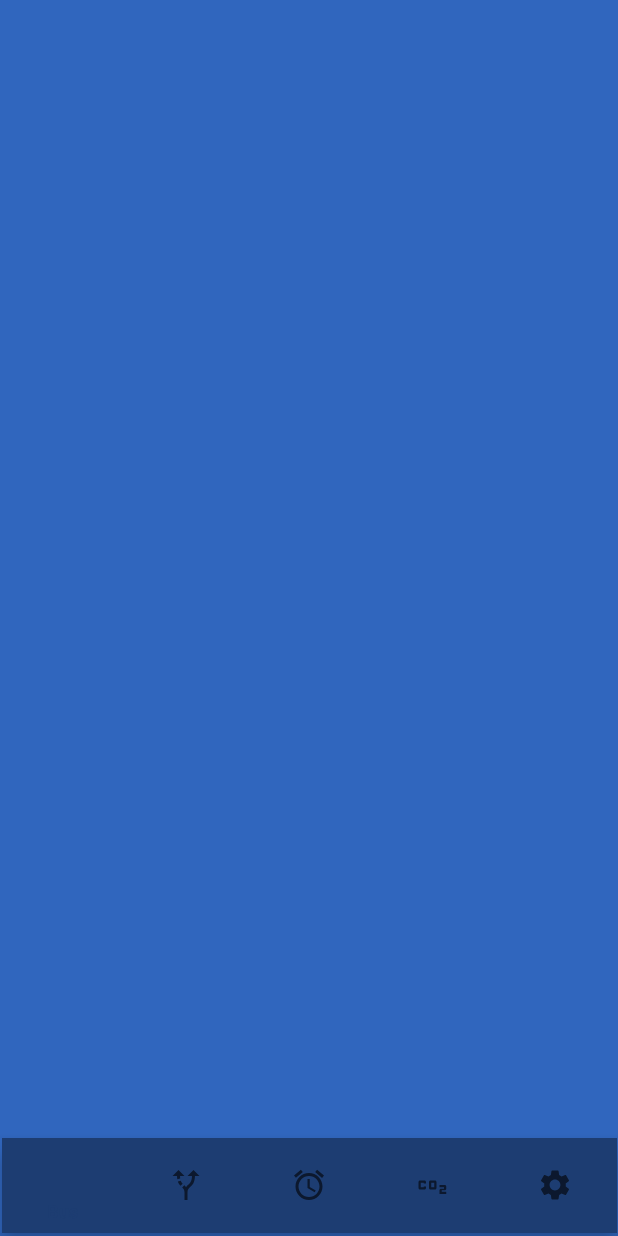
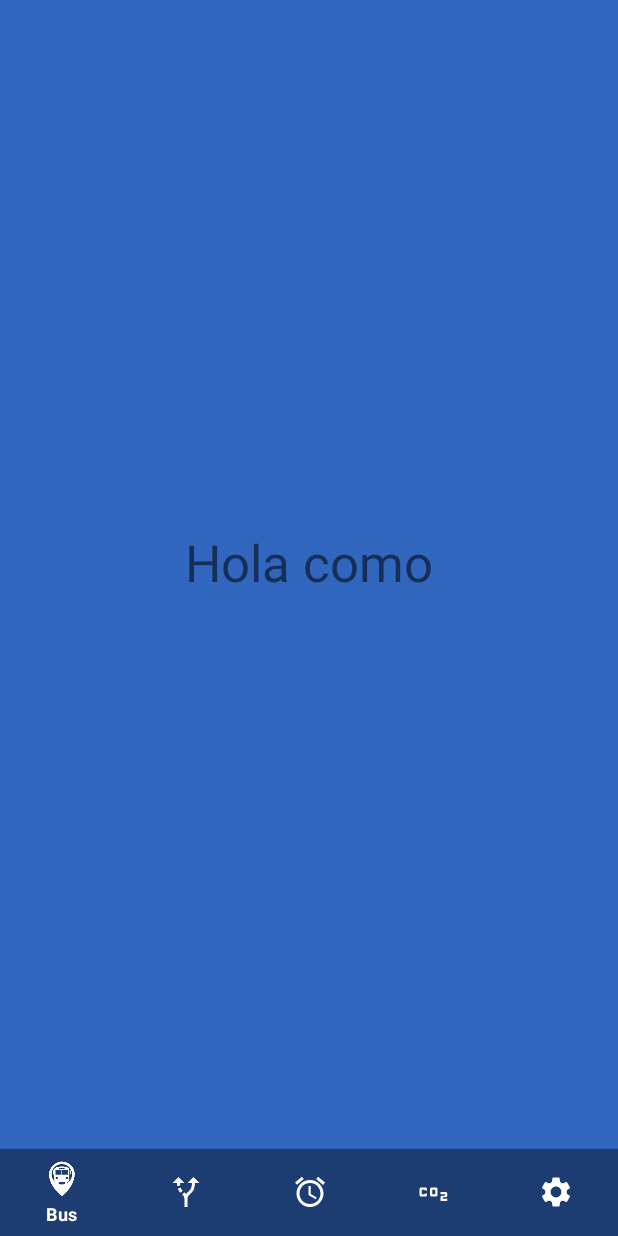
Before and after one commit to ddl29/ElectroBus, an Android app: the HomeActivity screen opened directly, with no data from a screen before it, on a phone screen of 412 x 824 dp. Run offline under Robolectric (Android 15) with nearby library versions, the light colour scheme and no system bars; our stand-ins replace Firebase (no records; nobody signed in at launch, a user with empty details on screens opened directly), navigation-ui.

Commit message:
Navigation now works

```diff
--- a/app/src/main/java/com/example/electrobus/AuthActivity.kt
+++ b/app/src/main/java/com/example/electrobus/AuthActivity.kt
@@ -71,10 +71,7 @@ class AuthActivity : AppCompatActivity() {
     }
 
     private fun showHome(email: String, provider: ProviderType){
-        val homeIntent = Intent(this, HomeActivity::class.java).apply {
-            putExtra("email", email)
-            putExtra("provider", provider.name)
-        }
+        val homeIntent = Intent(this, HomeActivity::class.java)
         startActivity(homeIntent)
     }
 }
--- /dev/null
+++ b/app/src/main/java/com/example/electrobus/HomeActivity.kt
@@ -0,0 +1,39 @@
+package com.example.electrobus
+
+import androidx.appcompat.app.AppCompatActivity
+import android.os.Bundle
+import androidx.navigation.Navigation
+import androidx.navigation.fragment.NavHostFragment
+import androidx.navigation.ui.NavigationUI.setupWithNavController
+import com.example.electrobus.databinding.ActivityHomeBinding
+import com.google.firebase.auth.FirebaseAuth
+
+enum class ProviderType{
+    BASIC
+}
+
+class HomeActivity : AppCompatActivity() {
+    lateinit var binding: ActivityHomeBinding
+    override fun onCreate(savedInstanceState: Bundle?) {
+        super.onCreate(savedInstanceState)
+
+        binding = ActivityHomeBinding.inflate(layoutInflater)
+        setContentView(binding.root)
+
+        //Navigation
+        val navHostFragment = supportFragmentManager.findFragmentById(R.id.fragmentContainerView) as NavHostFragment
+        var navController = navHostFragment.navController
+        setupWithNavController(binding.bottomNavigation, navController)
+    }
+
+    /*private fun setup(email: String, provider: String){
+        title = "Inicio"
+        //binding.emailTextView.text = email
+        //binding.providerTextView.text = provider
+
+        /*binding.logOutButton.setOnClickListener {
+            FirebaseAuth.getInstance().signOut()
+            onBackPressed()
+        }*/
+    }*/
+}
--- a/app/src/main/java/com/example/electrobus/HomeFragment.kt
+++ b/app/src/main/java/com/example/electrobus/HomeFragment.kt
@@ -1,37 +1,33 @@
 package com.example.electrobus
 
-import androidx.appcompat.app.AppCompatActivity
 import android.os.Bundle
-import com.example.electrobus.databinding.FragmentHomeBinding
-import com.google.firebase.auth.FirebaseAuth
+import androidx.fragment.app.Fragment
+import android.view.LayoutInflater
+import android.view.View
+import android.view.ViewGroup
 
-enum class ProviderType{
-    BASIC
-}
 
-class HomeActivity : AppCompatActivity() {
-    lateinit var binding: FragmentHomeBinding
+
+/**
+ * A simple [Fragment] subclass.
+ * Use the [HomeFragment.newInstance] factory method to
+ * create an instance of this fragment.
+ */
+class HomeFragment : Fragment() {
+
+
     override fun onCreate(savedInstanceState: Bundle?) {
         super.onCreate(savedInstanceState)
 
-        binding = FragmentHomeBinding.inflate(layoutInflater)
-        setContentView(binding.root)
-
-        //SetUp
-        val bundle = intent.extras
-        val email = bundle?.getString("email")
-        val provider = bundle?.getString("provider")
-        setup(email?:"", provider?:"")
     }
 
-    private fun setup(email: String, provider: String){
-        title = "Inicio"
-        //binding.emailTextView.text = email
-        //binding.providerTextView.text = provider
+    override fun onCreateView(
+        inflater: LayoutInflater, container: ViewGroup?,
+        savedInstanceState: Bundle?
+    ): View? {
+        // Inflate the layout for this fragment
+        return inflater.inflate(R.layout.fragment_home, container, false)
+    }
 
-        /*binding.logOutButton.setOnClickListener {
-            FirebaseAuth.getInstance().signOut()
-            onBackPressed()
-        }*/
-    }
+
 }
--- /dev/null
+++ b/app/src/main/res/layout/activity_home.xml
@@ -0,0 +1,37 @@
+<?xml version="1.0" encoding="utf-8"?>
+<androidx.constraintlayout.widget.ConstraintLayout xmlns:android="http://schemas.android.com/apk/res/android"
+    xmlns:app="http://schemas.android.com/apk/res-auto"
+    xmlns:tools="http://schemas.android.com/tools"
+    android:layout_width="match_parent"
+    android:layout_height="match_parent"
+    android:background="@color/blue"
+    tools:context=".HomeActivity">
+
+    <androidx.fragment.app.FragmentContainerView
+        android:id="@+id/fragmentContainerView"
+        android:name="androidx.navigation.fragment.NavHostFragment"
+        android:layout_width="0dp"
+        android:layout_height="0dp"
+        android:layout_marginStart="1dp"
+        android:layout_marginTop="1dp"
+        android:layout_marginEnd="1dp"
+        app:defaultNavHost="true"
+        app:layout_constraintBottom_toTopOf="@+id/bottomNavigation"
+        app:layout_constraintEnd_toEndOf="parent"
+        app:layout_constraintStart_toStartOf="parent"
+        app:layout_constraintTop_toTopOf="parent"
+        app:navGraph="@navigation/navigation"/>
+
+    <com.google.android.material.bottomnavigation.BottomNavigationView
+        android:id="@+id/bottomNavigation"
+        android:layout_width="0dp"
+        android:layout_height="58dp"
+        android:background="@color/dark_blue"
+        app:itemIconTint="@color/white"
+        app:itemTextColor="#FFFFFF"
+        app:layout_constraintBottom_toBottomOf="parent"
+        app:layout_constraintEnd_toEndOf="parent"
+        app:layout_constraintHorizontal_bias="1.0"
+        app:layout_constraintStart_toStartOf="parent"
+        app:menu="@menu/menu" />
+</androidx.constraintlayout.widget.ConstraintLayout>
--- a/app/src/main/res/layout/fragment_home.xml
+++ b/app/src/main/res/layout/fragment_home.xml
@@ -4,18 +4,18 @@
     xmlns:tools="http://schemas.android.com/tools"
     android:layout_width="match_parent"
     android:layout_height="match_parent"
-    android:background="@color/blue"
-    tools:context=".HomeActivity">
+    tools:context=".HomeFragment">
 
-    <com.google.android.material.bottomnavigation.BottomNavigationView
-        android:layout_width="410dp"
-        android:layout_height="63dp"
-        android:layout_marginStart="8dp"
-        android:layout_marginEnd="8dp"
-        android:layout_marginBottom="2dp"
-        android:background="@color/dark_blue"
+    <TextView
+        android:id="@+id/textView"
+        android:layout_width="wrap_content"
+        android:layout_height="wrap_content"
+        android:layout_marginTop="298dp"
+        android:layout_marginBottom="316dp"
+        android:text="Hola como"
+        android:textSize="34sp"
         app:layout_constraintBottom_toBottomOf="parent"
         app:layout_constraintEnd_toEndOf="parent"
         app:layout_constraintStart_toStartOf="parent"
-        app:menu="@menu/menu" />
+        app:layout_constraintTop_toTopOf="parent" />
 </androidx.constraintlayout.widget.ConstraintLayout>
--- a/app/src/main/res/navigation/navigation.xml
+++ b/app/src/main/res/navigation/navigation.xml
@@ -25,9 +25,9 @@
         android:name="com.example.electrobus.SettingsFragment"
         android:label="fragment_settings"
         tools:layout="@layout/fragment_settings" />
-    <activity
+    <fragment
         android:id="@+id/homeFragment"
-        android:name="com.example.electrobus.HomeActivity"
-        android:label="activity_home"
+        android:name="com.example.electrobus.HomeFragment"
+        android:label="fragment_home"
         tools:layout="@layout/fragment_home" />
 </navigation>
```
